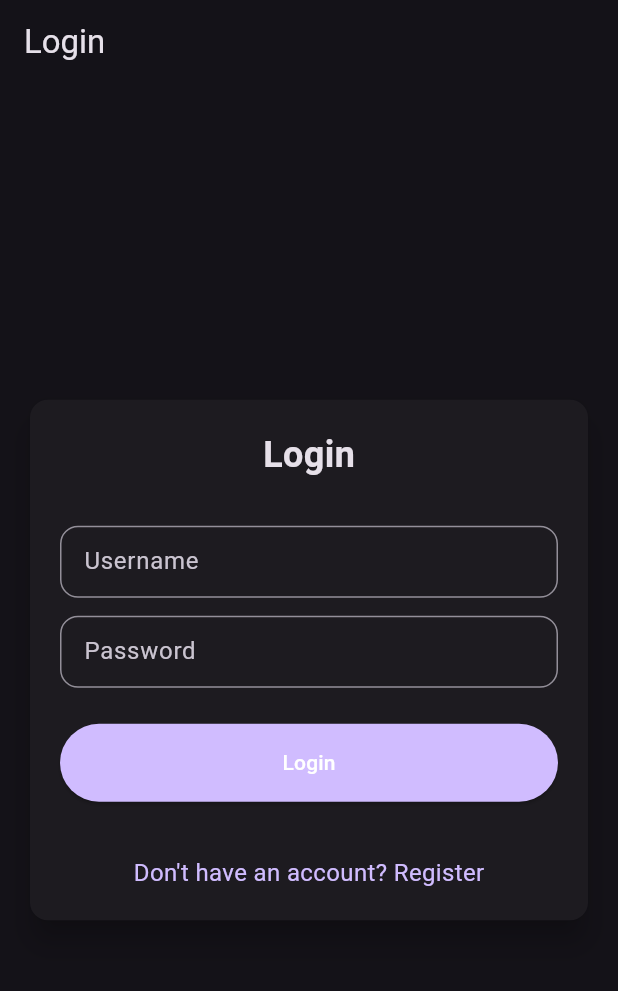
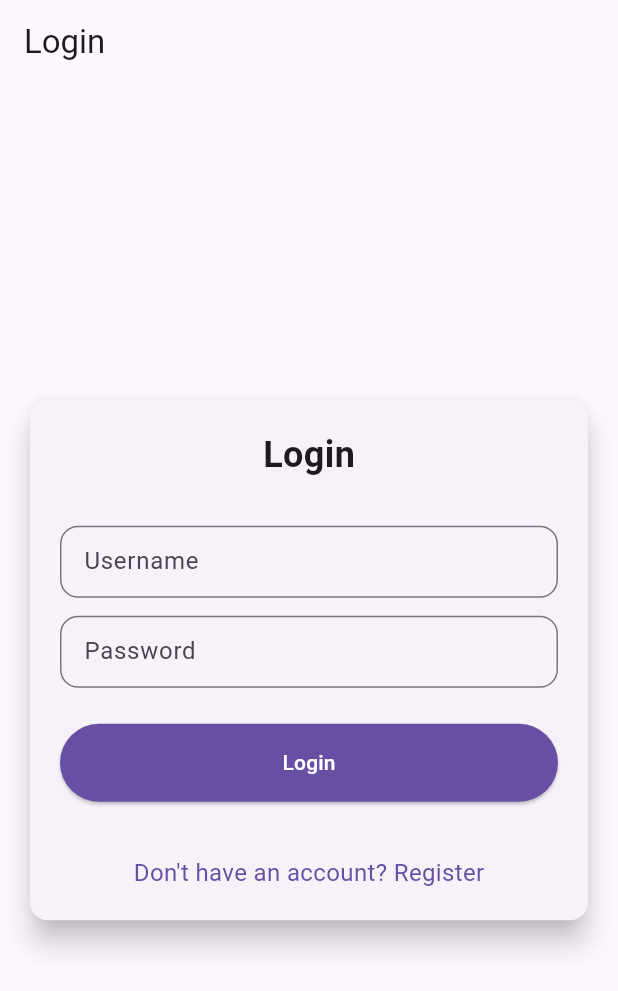
Before and after one commit to pbpf12/taste-of-bandung-mobile, a Flutter app: the screen it shows after launch, after a tap on "Login", on a phone screen of 412 x 824 dp. Shown: the top 991 px of the screen. Run offline on Flutter 3.47's test engine with Material 3 defaults, Android fonts, the light colour scheme and no system bars; our stand-ins replace another_flushbar, dio, either_dart, equatable, flutter_bloc, get_it and 1 more; missing offline and left inert: pbp_django_auth.

Commit message:
feat: Add Dark-Light Mode

```diff
--- a/lib/app.dart
+++ b/lib/app.dart
@@ -1,8 +1,8 @@
 import 'package:flutter/material.dart';
 import 'package:flutter/services.dart';
+import 'package:provider/provider.dart';
 import 'package:tasteofbandung/app_wrapper.dart';
-import 'package:provider/provider.dart';
-import 'package:pbp_django_auth/pbp_django_auth.dart';
+import 'package:tasteofbandung/core/themes/color/theme.dart';
 
 class App extends StatelessWidget {
   const App({super.key});
@@ -14,17 +14,11 @@ class App extends StatelessWidget {
       DeviceOrientation.portraitDown,
     ]);
 
-    return Provider(
-      create: (_) {
-        CookieRequest request = CookieRequest();
-        return request;
-      },
-      child: MaterialApp(
-        title: "Taste of Bandung",
-        theme: ThemeData.dark(),
-        debugShowCheckedModeBanner: false,
-        home: const AppWrapper()
-      ),
+    return MaterialApp(
+      title: "Taste of Bandung",
+      theme: Provider.of<ThemeProvider>(context).themeData,
+      debugShowCheckedModeBanner: false,
+      home: const AppWrapper(),
     );
   }
 }
--- a/lib/core/themes/_theme.dart
+++ /dev/null
@@ -1,4 +0,0 @@
-import 'package:flutter/material.dart';
-
-part 'theme_cubit.dart';
-part 'theme_state.dart';
--- /dev/null
+++ b/lib/core/themes/color/theme.dart
@@ -0,0 +1,31 @@
+import 'package:flutter/material.dart';
+import 'package:pbp_django_auth/pbp_django_auth.dart';
+
+class ThemeProvider extends ChangeNotifier {
+  bool _isDarkMode = false;
+  final CookieRequest _request;
+
+  ThemeProvider(this._request) {
+    _loadTheme();
+  }
+
+  bool get isDarkMode => _isDarkMode;
+
+  ThemeData get themeData => _isDarkMode ? ThemeData.dark() : ThemeData.light();
+
+  void toggleTheme() async {
+    _isDarkMode = !_isDarkMode;
+    notifyListeners();
+    await _saveTheme();
+  }
+
+  Future<void> _loadTheme() async {
+    final storedTheme = _request.local.getString('theme_mode');
+    _isDarkMode = (storedTheme == 'dark');
+    notifyListeners();
+  }
+
+  Future<void> _saveTheme() async {
+    await _request.local.setString('theme_mode', _isDarkMode ? 'dark' : 'light');
+  }
+}
--- a/lib/core/themes/theme_cubit.dart
+++ /dev/null
@@ -1 +0,0 @@
-part of '_theme.dart';
--- a/lib/core/themes/theme_state.dart
+++ /dev/null
@@ -1,6 +0,0 @@
-part of '_theme.dart';
-
-class ThemeState {
-  final ThemeData darkTheme = ThemeData.dark();
-  final ThemeData lightTheme = ThemeData.light();
-}
--- a/lib/main.dart
+++ b/lib/main.dart
@@ -1,9 +1,26 @@
 import 'package:flutter/material.dart';
+import 'package:provider/provider.dart';
+import 'package:pbp_django_auth/pbp_django_auth.dart';
+import 'package:tasteofbandung/core/themes/color/theme.dart';
 import 'app.dart';
 import 'services/dependencies/di.dart';
 
-Future<void> main() async {
+void main() async {
   WidgetsFlutterBinding.ensureInitialized();
   configureDependencies();
-  runApp(const App());
+
+  CookieRequest request = CookieRequest();
+  await request.init();
+
+  runApp(
+    MultiProvider(
+      providers: [
+        Provider(create: (_) => request),
+        ChangeNotifierProvider(
+          create: (_) => ThemeProvider(request),
+        ),
+      ],
+      child: const App(),
+    ),
+  );
 }
```
Also changed, not shown: lib/features/profile/profile_page.dart (+12 -2 lines), lib/core/themes/color/base.dart (deleted), 2 other files.
